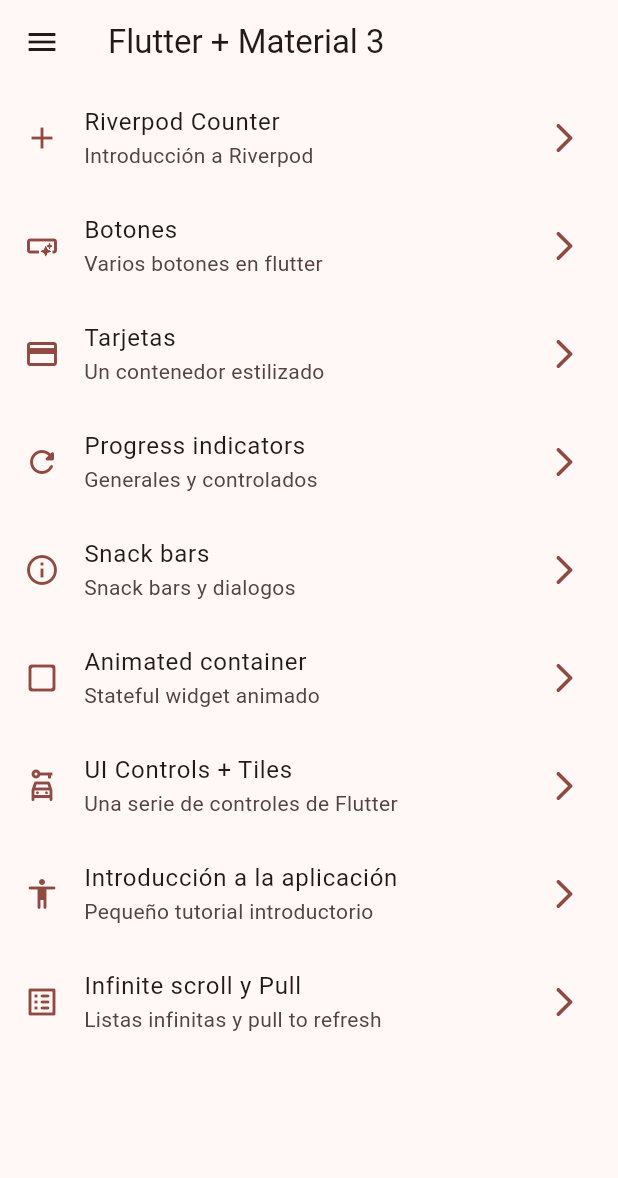
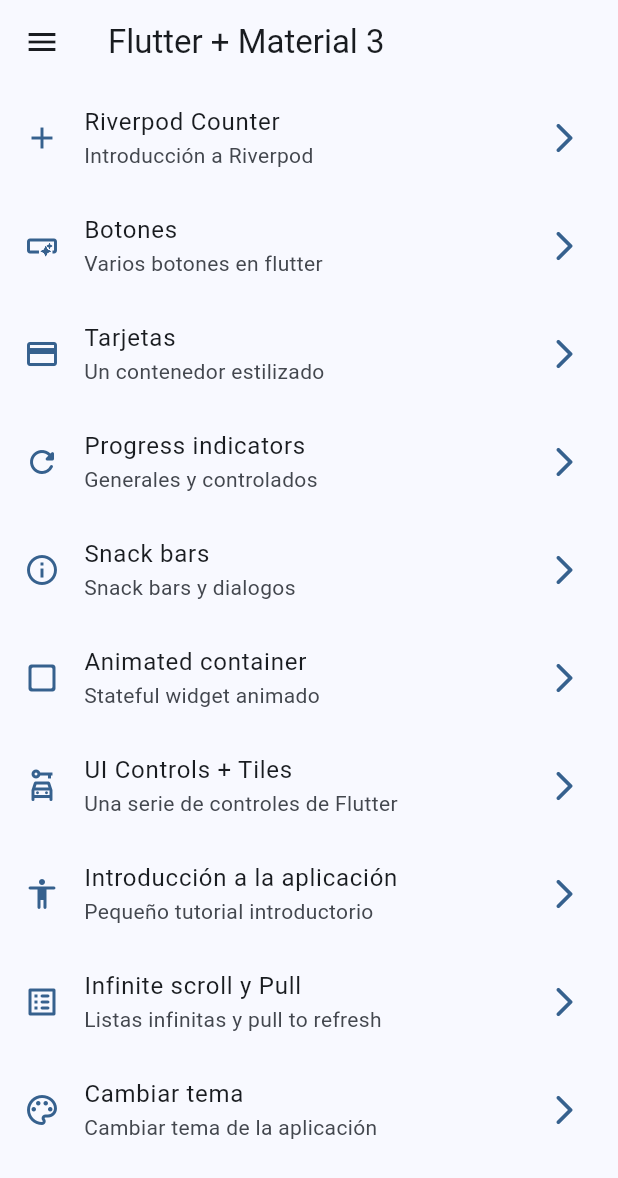
Before and after one commit to lukeBryDev/flutter_expert_dev_talles_course, a Flutter app: the screen it shows after launch, on a phone screen of 412 x 824 dp. Shown: the top 1178 px of the screen. Run offline on Flutter 3.47's test engine with Material 3 defaults, Android fonts, the light colour scheme and no system bars; our stand-ins replace animate_do, dio, flutter_riverpod, go_router, video_player.

Commit message:
widgets_app feat(theme_changer_screen): theme integration with riverpod body: basic form

```diff
--- a/widgets_app/lib/config/menu/menu_items.dart
+++ b/widgets_app/lib/config/menu/menu_items.dart
@@ -59,4 +59,9 @@
       subTitle: 'Listas infinitas y pull to refresh',
       link: '/infinite',
       icon: Icons.list_alt_rounded),
+  MenuItem(
+      title: 'Cambiar tema',
+      subTitle: 'Cambiar tema de la aplicación',
+      link: '/theme-changer',
+      icon: Icons.color_lens_outlined),
 ];
--- a/widgets_app/lib/config/router/app_router.dart
+++ b/widgets_app/lib/config/router/app_router.dart
@@ -55,5 +55,10 @@
       name: CounterScreen.name,
       builder: (context, state) => const CounterScreen(),
     ),
+    GoRoute(
+      path: '/theme-changer',
+      name: ThemeChangerScreen.name,
+      builder: (context, state) => const ThemeChangerScreen(),
+    ),
   ],
 );
--- a/widgets_app/lib/config/theme/app_theme.dart
+++ b/widgets_app/lib/config/theme/app_theme.dart
@@ -16,8 +16,9 @@
 
 class AppTheme {
   final int selectedColor;
+  final bool isDarkMode;
 
-  AppTheme({this.selectedColor = 1})
+  AppTheme({this.selectedColor = 1, this.isDarkMode = false})
       : assert(
             selectedColor >= 0, 'selectedColor color must be greater than 0'),
         assert(selectedColor < colorList.length,
@@ -25,6 +26,7 @@
 
   ThemeData getTheme() => ThemeData(
         useMaterial3: true,
+        brightness: isDarkMode ? Brightness.dark : Brightness.light,
         colorSchemeSeed: colorList[selectedColor],
         appBarTheme: const AppBarTheme(centerTitle: false),
       );
--- a/widgets_app/lib/main.dart
+++ b/widgets_app/lib/main.dart
@@ -2,22 +2,26 @@
 import 'package:flutter_riverpod/flutter_riverpod.dart';
 import 'package:widgets_app/config/router/app_router.dart';
 import 'package:widgets_app/config/theme/app_theme.dart';
+import 'package:widgets_app/presentation/providers/theme_provider.dart';
 
 void main() {
   runApp(const ProviderScope(child: MyApp()));
 }
 
-class MyApp extends StatelessWidget {
+class MyApp extends ConsumerWidget {
   const MyApp({super.key});
 
   // This widget is the root of your application.
   @override
-  Widget build(BuildContext context) {
+  Widget build(BuildContext context, WidgetRef ref) {
+    final bool isDarkMode = ref.watch(isDarkModeProvider);
+    final int selectedColor = ref.watch(selectedIndexColorProvider);
     return MaterialApp.router(
       title: 'Flutter widgets',
       routerConfig: appRouter,
       debugShowCheckedModeBanner: false,
-      theme: AppTheme(selectedColor: 5).getTheme(),
+      theme: AppTheme(selectedColor: selectedColor, isDarkMode: isDarkMode)
+          .getTheme(),
     );
   }
 }
--- a/widgets_app/lib/presentation/providers/theme_provider.dart
+++ b/widgets_app/lib/presentation/providers/theme_provider.dart
@@ -1,3 +1,11 @@
 import 'package:flutter_riverpod/flutter_riverpod.dart';
+import 'package:widgets_app/config/theme/app_theme.dart';
 
+// Listado de colores inmutable
+final colorListProvider = Provider((ref) => colorList);
+
+// Un simple boolean
 final isDarkModeProvider = StateProvider<bool>((ref) => false);
+
+// Un simple int
+final selectedIndexColorProvider = StateProvider<int>((ref) => 0);
--- a/widgets_app/lib/presentation/screens/screens.dart
+++ b/widgets_app/lib/presentation/screens/screens.dart
@@ -8,3 +8,4 @@
 export 'package:widgets_app/presentation/screens/snackBar/snack_bar_screen.dart';
 export 'package:widgets_app/presentation/screens/ui_controls/ui_controls_screen.dart';
 export 'package:widgets_app/presentation/screens/counter/counter_screen.dart';
+export 'package:widgets_app/presentation/screens/theme_changer/theme_changer.dart';
```
Also changed, not shown: widgets_app/lib/presentation/screens/theme_changer/theme_changer.dart (added, +60 -0 lines).
